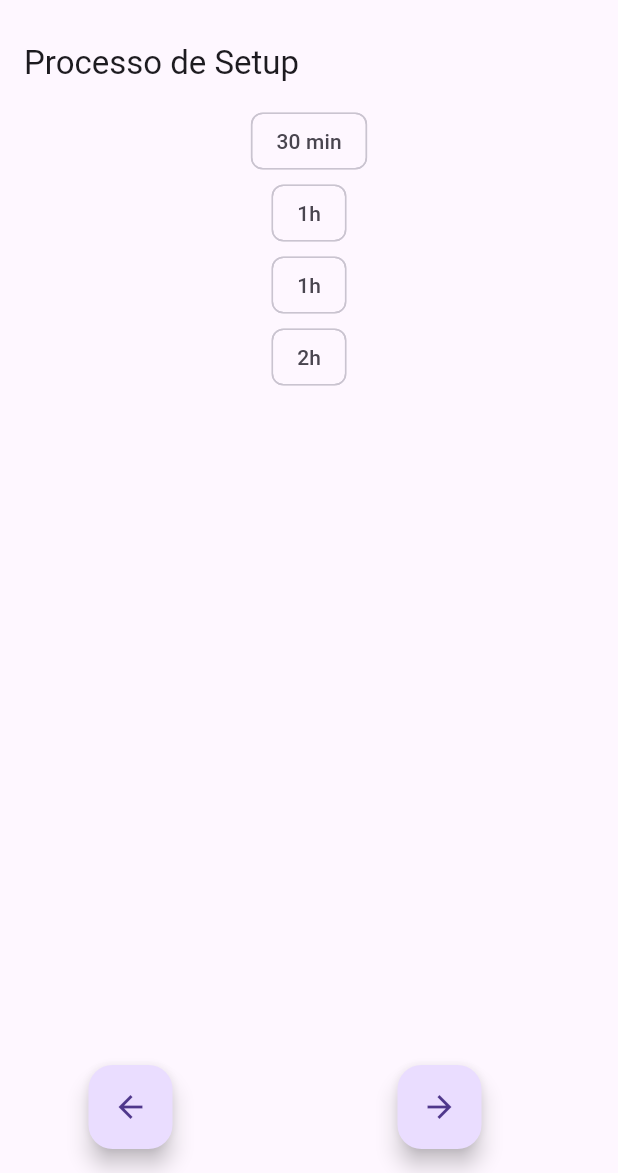
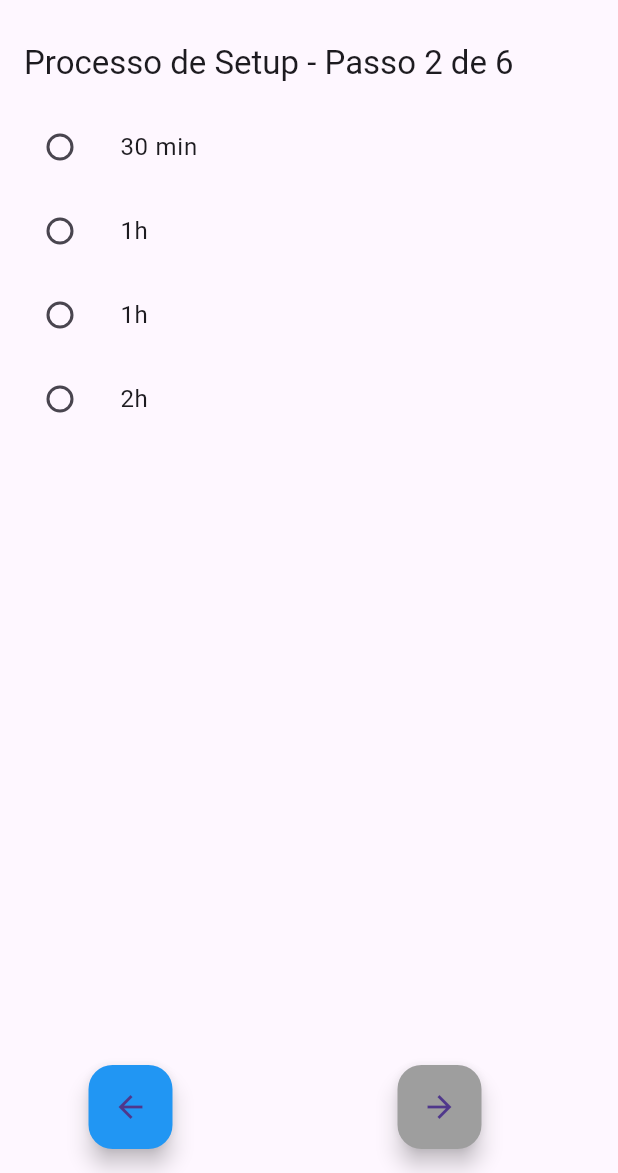
Before and after one commit to alexandreantonesi/flexform, a Flutter app: the screen it shows after launch, after a tap on the "arrow forward" icon, on a phone screen of 412 x 824 dp, the part 63-1236 px from its top. Run offline on Flutter 3.47's test engine with Material 3 defaults, Android fonts, the phone set to English and light mode, and no system bars; our stand-ins replace shared_preferences.

Commit message:
mais cenas dor de cabeça

```diff
--- a/lib/main.dart
+++ b/lib/main.dart
@@ -5,8 +5,8 @@ import 'package:shared_preferences/shared_preferences.dart';
 
 void main() async {
   WidgetsFlutterBinding.ensureInitialized(); // Required for async main function
-  SharedPreferences prefs = await SharedPreferences.getInstance();
-  bool setupCompleted = prefs.getBool('setupCompleted') ?? false;
+  final prefs = await SharedPreferences.getInstance();
+  final setupCompleted = prefs.getBool('setupCompleted') ?? false;
 
   runApp(MyApp(setupCompleted: setupCompleted));
 }
--- a/lib/screens/user_setup_screen.dart
+++ b/lib/screens/user_setup_screen.dart
@@ -89,46 +89,78 @@ class SetupProcess extends StatefulWidget {
 class _SetupProcessState extends State<SetupProcess> {
   int currentStep = 0;
   SelectionData data = SelectionData();
-  late List<Widget> stepWidgets;
+  List<Widget> stepWidgets = [];
 
   @override
   void initState() {
     super.initState();
     stepWidgets = [
-      StepOne(onSelection: (value) => data.daysAvailable = value, initialSelection: data.daysAvailable ?? 0),
-      StepTwo(onSelection: (value) => data.hoursAvailable = value, initialSelection: data.hoursAvailable ?? 0),
-      StepThree(onSelection: (part) => data.mainGoal = part, initialSelection: data.mainGoal ?? "Peito, Tríceps, Ombros"),
-      StepAgeSelection(onSelection: (value) => data.age = value),
-      StepExperienceLevel(onSelection: (level) => data.experienceLevel = level),
-      StepUserName(onNameEntered: (name) => data.name = name),
+      StepOne(
+        onSelection: (value) => setState(() => data.daysAvailable = value),
+        initialSelection: data.daysAvailable ?? 0,
+      ),
+      StepTwo(
+        onSelection: (value) => setState(() => data.hoursAvailable = value),
+        initialSelection: data.hoursAvailable ?? 0,
+      ),
+      StepThree(
+        onSelection: (part) => setState(() => data.mainGoal = part),
+        initialSelection: data.mainGoal ?? "Peito, Tríceps, Ombros",
+      ),
+      StepAgeSelection(
+        onSelection: (value) => setState(() => data.age = value),
+      ),
+      StepExperienceLevel(
+        onSelection: (level) => setState(() => data.experienceLevel = level),
+      ),
+      StepUserName(
+        onNameEntered: (name) => setState(() => data.name = name),
+      ),
     ];
   }
 
   void nextStep() async {
   if (currentStep < stepWidgets.length - 1) {
-      setState(() {
-        currentStep++;
-      });
+    setState(() => currentStep++);
   } else {
     final prefs = await SharedPreferences.getInstance();
     await prefs.setInt('daysAvailable', data.daysAvailable ?? 0);
     await prefs.setInt('hoursAvailable', data.hoursAvailable ?? 0);
     await prefs.setString('mainGoal', data.mainGoal ?? '');
-      await prefs.setInt('age', data.age ?? 18);
+    await prefs.setInt('age', data.age ?? 0);
     await prefs.setString('experienceLevel', data.experienceLevel ?? '');
     await prefs.setString('name', data.name ?? '');
 
+    await prefs.setBool('setupCompleted', true);
+
     Navigator.of(context).pushReplacement(
-        MaterialPageRoute(builder: (_) => SuccessScreen(data: data)),
+      MaterialPageRoute(builder: (_) => const ExercisesScreen()),
         );
+      }
+    }
+
+  bool isSelectionValid(int stepIndex) {
+    switch (stepIndex) {
+      case 0:
+        return data.daysAvailable != null;
+      case 1:
+        return data.hoursAvailable != null;
+      case 2:
+        return data.mainGoal != null && data.mainGoal!.isNotEmpty;
+      case 3:
+        return data.age != null;
+      case 4:
+        return data.experienceLevel != null && data.experienceLevel!.isNotEmpty;
+      case 5:
+        return data.name != null && data.name!.isNotEmpty;
+      default:
+        return false;
     }
   }
 
   void previousStep() {
     if (currentStep > 0) {
-      setState(() {
-        currentStep--;
-      });
+      setState(() => currentStep--);
     }
   }
 
@@ -136,21 +168,25 @@ class _SetupProcessState extends State<SetupProcess> {
   Widget build(BuildContext context) {
     return Scaffold(
       appBar: AppBar(
-        title: const Text("Processo de Setup"),
+        title: Text("Processo de Setup - Passo ${currentStep + 1} de ${stepWidgets.length}"),
       ),
-      body: stepWidgets[currentStep],
+      body: SingleChildScrollView(
+        child: stepWidgets[currentStep],
+      ),
       floatingActionButton: Row(
         mainAxisAlignment: MainAxisAlignment.spaceAround,
         children: [
           if (currentStep > 0)
             FloatingActionButton(
               onPressed: previousStep,
-              child: const Icon(Icons.arrow_back),
+              child: Icon(Icons.arrow_back),
+              backgroundColor: Colors.blue,
             ),
           if (currentStep < stepWidgets.length - 1)
             FloatingActionButton(
               onPressed: nextStep,
-              child: const Icon(Icons.arrow_forward),
+              child: Icon(Icons.arrow_forward),
+              backgroundColor: isSelectionValid(currentStep) ? Colors.blue : Colors.grey,
             ),
         ],
       ),
@@ -207,40 +243,41 @@ class StepTwo extends StatefulWidget {
   final ValueChanged<int> onSelection;
   final int initialSelection;
 
-  const StepTwo({Key? key, required this.onSelection, required this.initialSelection}) : super(key: key);
+  const StepTwo({Key? key, required this.onSelection, required this.initialSelection})
+      : super(key: key);
 
   @override
   _StepTwoState createState() => _StepTwoState();
 }
 
 class _StepTwoState extends State<StepTwo> {
-  late int _selectedHours;
+  late int selectedHours;
 
   @override
   void initState() {
     super.initState();
-    _selectedHours = widget.initialSelection;
+    selectedHours = widget.initialSelection;
   }
 
   @override
   Widget build(BuildContext context) {
     List<int> hourOptions = [30, 60, 90, 120];
-
-    return ListView(
-      children: [
-        ...hourOptions.map(
-          (minutes) => ChoiceChip(
-            label: Text(minutes == 30 ? '30 min' : '${minutes ~/ 60}h'),
-            selected: _selectedHours == minutes,
-            onSelected: (bool selected) {
+    return Column(
+      children: hourOptions.map((int value) {
+        return ListTile(
+          title: Text(value == 30 ? '30 min' : '${value ~/ 60}h'),
+          leading: Radio<int>(
+            value: value,
+            groupValue: selectedHours,
+            onChanged: (int? newValue) {
               setState(() {
-                _selectedHours = minutes;
-                widget.onSelection(minutes);
+                selectedHours = newValue!;
+                widget.onSelection(selectedHours);
               });
             },
           ),
-        ),
-      ],
+        );
+      }).toList(),
     );
   }
 }
@@ -249,38 +286,44 @@ class StepThree extends StatefulWidget {
   final ValueChanged<String> onSelection;
   final String initialSelection;
 
-  const StepThree({Key? key, required this.onSelection, required this.initialSelection}) : super(key: key);
+  const StepThree({Key? key, required this.onSelection, required this.initialSelection})
+      : super(key: key);
 
   @override
   _StepThreeState createState() => _StepThreeState();
 }
 
 class _StepThreeState extends State<StepThree> {
-  late String _selectedBodyPart;
+  late String selectedPart;
 
   @override
   void initState() {
     super.initState();
-    _selectedBodyPart = widget.initialSelection;
+    selectedPart = widget.initialSelection;
   }
 
   @override
   Widget build(BuildContext context) {
-    List<String> bodyPartOptions = ["Peito, Tríceps, Ombros", "Costas e Bíceps", "Pernas"];
+    List<String> bodyParts = ["Peito, Tríceps, Ombros", "Costas e Bíceps", "Pernas"];
 
-    return ListView(
-      children: bodyPartOptions.map((part) => ChoiceChip(
-        label: Text(part),
-        selected: _selectedBodyPart == part,
-        onSelected: (bool selected) {
-          setState(() {
-            if (selected) {
-              _selectedBodyPart = part;
-              widget.onSelection(part);
+    return StatefulBuilder(
+      builder: (BuildContext context, StateSetter setState) {
+        return Column(
+          children: bodyParts.map((part) {
+            return RadioListTile<String>(
+              title: Text(part),
+              value: part,
+              groupValue: selectedPart,
+              onChanged: (String? value) {
+                if (value != null) {
+                  setState(() => selectedPart = value);
+                  widget.onSelection(value);
                 }
-          });
               },
-      )).toList(),
+            );
+          }).toList(),
+        );
+      },
     );
   }
 }
@@ -334,43 +377,33 @@ class StepExperienceLevel extends StatefulWidget {
 }
 
 class _StepExperienceLevelState extends State<StepExperienceLevel> {
-  String _selectedLevel = '';
+  String? _selectedLevel;
 
   @override
   Widget build(BuildContext context) {
-    return ListView(
-      children: [
-        Center(
-          child: ListTile(
-            title: const Text('Sou completamente novo nisto'),
-            leading: Radio<String>(
-              value: 'unexperienced',
+    List<String> experienceLevels = [
+      'Sou completamente novo',
+      'Já treinei anteriormente',
+    ];
+
+    return StatefulBuilder(
+      builder: (BuildContext context, StateSetter setState) {
+        return Column(
+          children: experienceLevels.map((level) {
+            return RadioListTile<String>(
+              title: Text(level),
+              value: level,
               groupValue: _selectedLevel,
-              onChanged: (value) {
-                setState(() {
-                  _selectedLevel = value!;
+              onChanged: (String? value) {
+                if (value != null) {
+                  setState(() => _selectedLevel = value);
                   widget.onSelection(value);
-                });
+                }
               },
-            ),
-          ),
-        ),
-        Center(
-          child: ListTile(
-            title: const Text('Já levantei pesos antes'),
-            leading: Radio<String>(
-              value: 'experienced',
-              groupValue: _selectedLevel,
-              onChanged: (value) {
-                setState(() {
-                  _selectedLevel = value!;
-                  widget.onSelection(value);
-                });
+            );
+          }).toList(),
+        );
       },
-            ),
-          ),
-        ),
-      ],
     );
   }
 }
@@ -395,8 +428,6 @@ class _StepUserNameState extends State<StepUserName> {
 
   @override
   Widget build(BuildContext context) {
-    // The 'data' variable needs to be available here for this to work.
-    // If 'data' is a member of the parent state, you might need to pass it down to the StepUserName widget.
 
     return Padding(
       padding: const EdgeInsets.all(16.0),
@@ -412,9 +443,8 @@ class _StepUserNameState extends State<StepUserName> {
           ElevatedButton(
             onPressed: () {
               if (_nameController.text.isNotEmpty) {
-                // Assuming 'data' is a property of the parent state
                 var parentState = context.findAncestorStateOfType<_SetupProcessState>();
-                var data = parentState?.data; // Getting the data from the parent state
+                var data = parentState?.data;
                 if(data != null) {
                   data.name = _nameController.text;
                   Navigator.of(context).pushReplacement(
```
Lines whose indentation alone changed are shown as unchanged.
